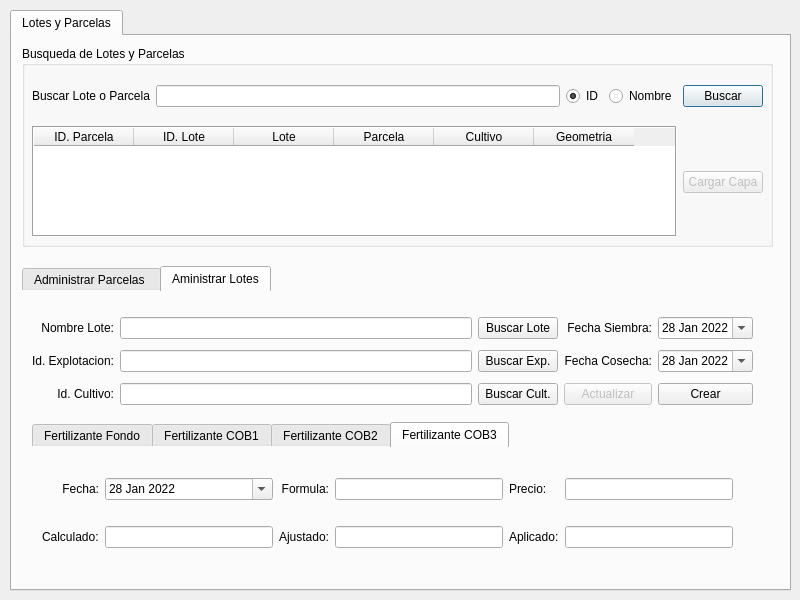
First picture: the form in ui/agrae_main.ui, repository franciscocontreras93/agrae, before the edit.
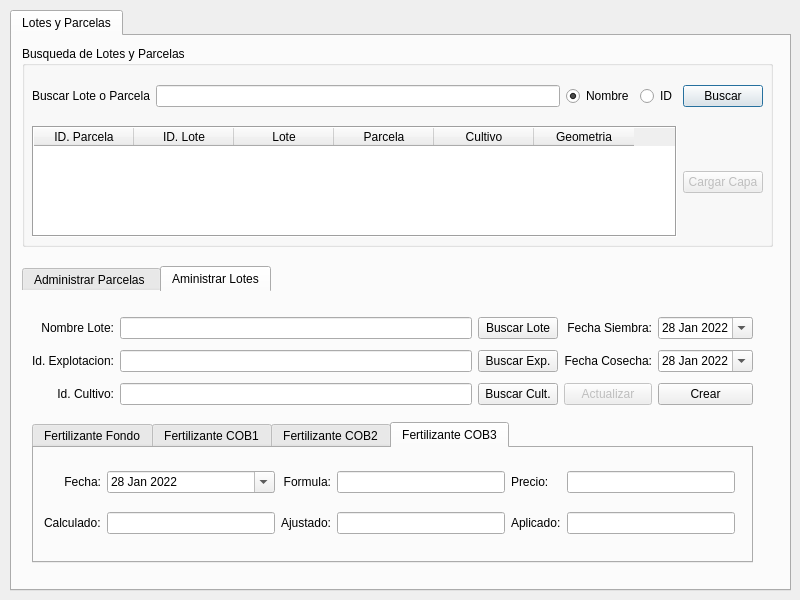
Second picture: the form after the edit. The open tabs and pages were chosen to show the change.

Patch:
```diff
--- a/ui/agrae_main.ui
+++ b/ui/agrae_main.ui
@@ -74,24 +74,7 @@
         <height>41</height>
        </rect>
       </property>
-      <layout class="QGridLayout" name="gridLayout" columnstretch="0,2,0,0,0">
-       <item row="0" column="2">
-        <widget class="QRadioButton" name="radio_id">
-         <property name="text">
-          <string>ID</string>
-         </property>
-         <property name="checked">
-          <bool>true</bool>
-         </property>
-        </widget>
-       </item>
-       <item row="0" column="1">
-        <widget class="QLineEdit" name="line_buscar">
-         <property name="inputMethodHints">
-          <set>Qt::ImhUppercaseOnly</set>
-         </property>
-        </widget>
-       </item>
+      <layout class="QGridLayout" name="gridLayout" columnstretch="0,2,0,0,0,0">
        <item row="0" column="0">
         <widget class="QLabel" name="label">
          <property name="text">
@@ -106,11 +89,31 @@
          </property>
         </widget>
        </item>
-       <item row="0" column="3">
+       <item row="0" column="1">
+        <widget class="QLineEdit" name="line_buscar">
+         <property name="inputMethodHints">
+          <set>Qt::ImhUppercaseOnly</set>
+         </property>
+        </widget>
+       </item>
+       <item row="0" column="2">
         <widget class="QRadioButton" name="radio_nombre">
          <property name="text">
           <string>Nombre</string>
          </property>
+         <property name="checked">
+          <bool>true</bool>
+         </property>
+        </widget>
+       </item>
+       <item row="0" column="3">
+        <widget class="QRadioButton" name="radio_id">
+         <property name="text">
+          <string>ID</string>
+         </property>
+         <property name="checked">
+          <bool>false</bool>
+         </property>
         </widget>
        </item>
       </layout>
@@ -209,7 +212,7 @@
       </rect>
      </property>
      <property name="styleSheet">
-      <string notr="true">::pane{border: 0}</string>
+      <string notr="true">#tabWidget_2::pane{border: 0}</string>
      </property>
      <property name="currentIndex">
       <number>1</number>
@@ -659,7 +662,7 @@
          <x>10</x>
          <y>130</y>
          <width>721</width>
-         <height>161</height>
+         <height>141</height>
         </rect>
        </property>
        <property name="styleSheet">
@@ -1032,7 +1035,7 @@
            <x>10</x>
            <y>10</y>
            <width>691</width>
-           <height>111</height>
+           <height>91</height>
           </rect>
          </property>
          <layout class="QGridLayout" name="gridLayout_7" columnstretch="0,0,0,0,0,0">
```
Left out of the diff: 30 changed lines with no effect on the pictures.
